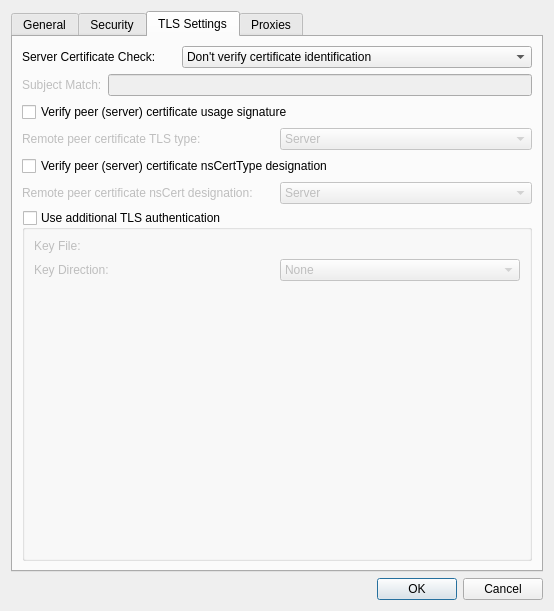
KDE/plasma-nm, file vpn/openvpn/openvpnadvanced.ui: the form before one commit.
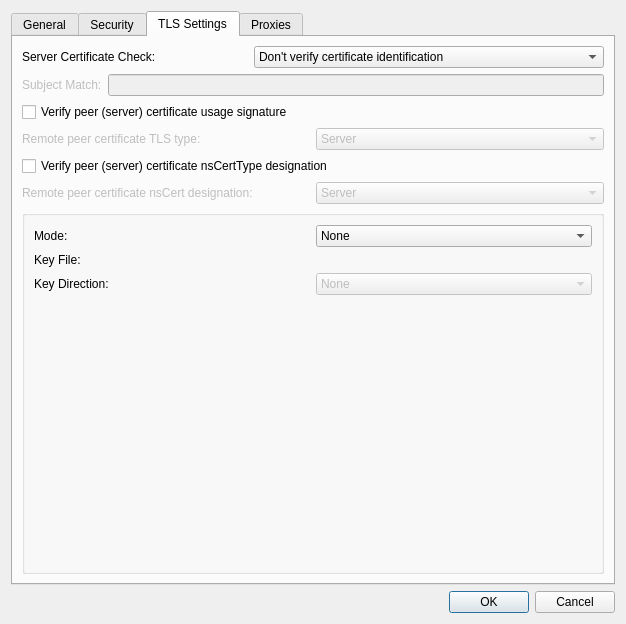
The form after the commit. The open tabs and pages were chosen to show the change. Custom widgets are drawn as their Qt base class.

Commit message:
OpenVPN: Add support for --tls-crypt
BUG:386907

Diff of the .ui file:
```diff
--- a/vpn/openvpn/openvpnadvanced.ui
+++ b/vpn/openvpn/openvpnadvanced.ui
@@ -6,8 +6,8 @@
    <rect>
     <x>0</x>
     <y>0</y>
-    <width>554</width>
-    <height>611</height>
+    <width>626</width>
+    <height>624</height>
    </rect>
   </property>
   <layout class="QGridLayout" name="gridLayout">
@@ -841,16 +841,42 @@
           <string>Add an additional layer of HMAC authentication.</string>
          </property>
          <property name="title">
-          <string>Use additional TLS authentication</string>
+          <string/>
          </property>
          <property name="checkable">
-          <bool>true</bool>
+          <bool>false</bool>
          </property>
          <property name="checked">
           <bool>false</bool>
          </property>
          <layout class="QGridLayout" name="gridLayout_2">
           <item row="0" column="0">
+           <widget class="QLabel" name="label">
+            <property name="text">
+             <string>Mode:</string>
+            </property>
+           </widget>
+          </item>
+          <item row="0" column="1">
+           <widget class="QComboBox" name="cboTLSMode">
+            <item>
+             <property name="text">
+              <string>None</string>
+             </property>
+            </item>
+            <item>
+             <property name="text">
+              <string>TLS-Auth</string>
+             </property>
+            </item>
+            <item>
+             <property name="text">
+              <string>TLS-Crypt</string>
+             </property>
+            </item>
+           </widget>
+          </item>
+          <item row="1" column="0">
            <widget class="QLabel" name="textLabel4_3">
             <property name="toolTip">
              <string>Add an additional layer of HMAC authentication on top of the TLS control channel
@@ -867,15 +893,18 @@
             </property>
            </widget>
           </item>
-          <item row="0" column="1">
+          <item row="1" column="1">
            <widget class="KUrlRequester" name="kurlTlsAuthKey">
+            <property name="enabled">
+             <bool>false</bool>
+            </property>
             <property name="toolTip">
              <string>Add an additional layer of HMAC authentication on top of the TLS control channel
 to protect against DoS attacks.</string>
             </property>
            </widget>
           </item>
-          <item row="1" column="0">
+          <item row="2" column="0">
            <widget class="QLabel" name="textLabel1">
             <property name="toolTip">
              <string>Direction parameter for static key mode.</string>
@@ -891,8 +920,11 @@
             </property>
            </widget>
           </item>
-          <item row="1" column="1">
+          <item row="2" column="1">
            <widget class="QComboBox" name="cboDirection">
+            <property name="enabled">
+             <bool>false</bool>
+            </property>
             <property name="toolTip">
              <string>Direction parameter for static key mode.</string>
             </property>
@@ -913,7 +945,7 @@
             </item>
            </widget>
           </item>
-          <item row="2" column="1">
+          <item row="3" column="1">
            <spacer name="verticalSpacer">
             <property name="orientation">
              <enum>Qt::Vertical</enum>
```
The commit also changes 2 other files.
